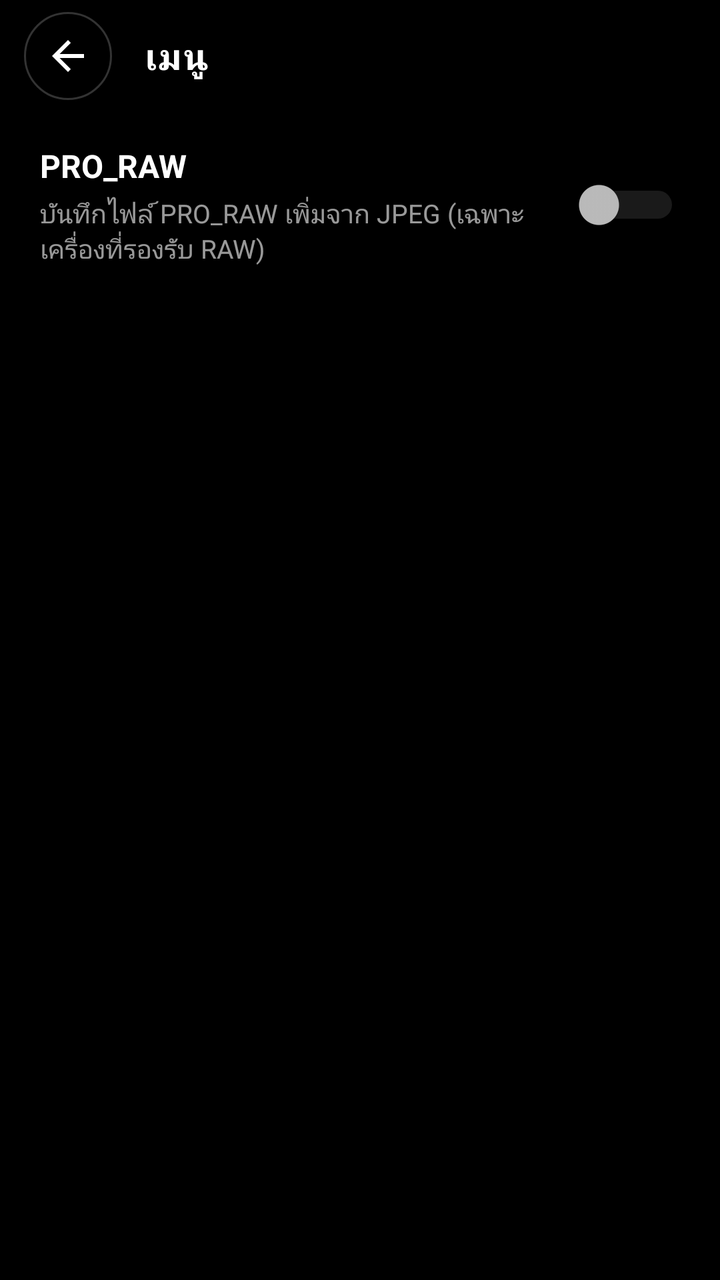
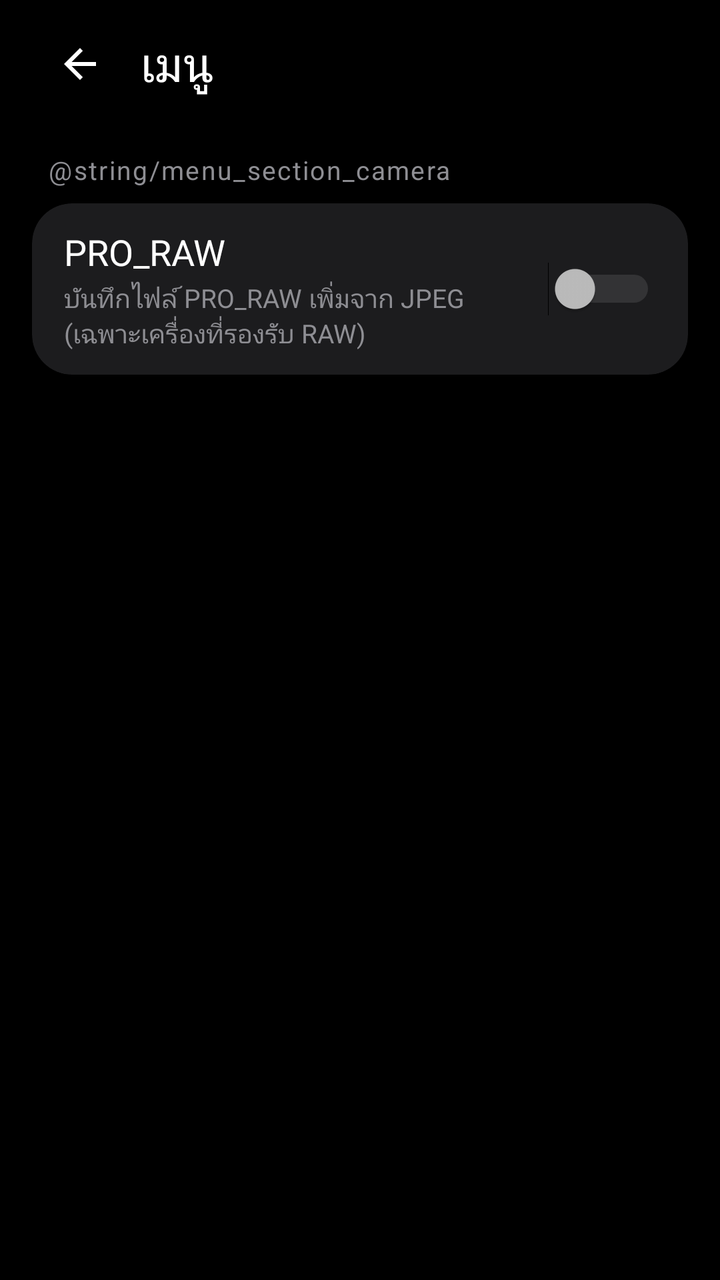

Before-and-after screenshots of an Android layout around one commit, followed by the original layout XML and the change that was made.
<!-- AndroidManifest.xml: activity theme Theme.ProCamera -->
<!-- res/layout/activity_menu.xml -->
<?xml version="1.0" encoding="utf-8"?>
<LinearLayout xmlns:android="http://schemas.android.com/apk/res/android"
    android:layout_width="match_parent"
    android:layout_height="match_parent"
    android:background="@color/black_pure"
    android:orientation="vertical">

    <LinearLayout
        android:layout_width="match_parent"
        android:layout_height="56dp"
        android:gravity="center_vertical"
        android:orientation="horizontal"
        android:paddingStart="12dp"
        android:paddingEnd="20dp">

        <ImageView
            android:id="@+id/btn_back"
            android:layout_width="44dp"
            android:layout_height="44dp"
            android:padding="10dp"
            android:background="@drawable/bg_circle_button"
            android:contentDescription="@string/cd_back"
            android:scaleType="fitCenter"
            android:src="@drawable/ic_arrow_back"
            android:tint="@android:color/white" />

        <TextView
            style="@style/TopBarText"
            android:layout_width="wrap_content"
            android:layout_height="wrap_content"
            android:layout_marginStart="16dp"
            android:text="@string/menu_title"
            android:textSize="18sp" />
    </LinearLayout>

    <LinearLayout
        android:id="@+id/row_raw"
        android:layout_width="match_parent"
        android:layout_height="wrap_content"
        android:background="?android:attr/selectableItemBackground"
        android:clickable="true"
        android:focusable="true"
        android:gravity="center_vertical"
        android:orientation="horizontal"
        android:paddingStart="20dp"
        android:paddingEnd="20dp"
        android:paddingTop="16dp"
        android:paddingBottom="16dp">

        <LinearLayout
            android:layout_width="0dp"
            android:layout_height="wrap_content"
            android:layout_weight="1"
            android:orientation="vertical">

            <TextView
                android:layout_width="wrap_content"
                android:layout_height="wrap_content"
                android:text="@string/menu_raw_title"
                android:textColor="@android:color/white"
                android:textSize="16sp"
                android:textStyle="bold" />

            <TextView
                android:layout_width="wrap_content"
                android:layout_height="wrap_content"
                android:layout_marginTop="4dp"
                android:text="@string/menu_raw_desc"
                android:textColor="#99FFFFFF"
                android:textSize="13sp" />
        </LinearLayout>

        <Switch
            android:id="@+id/switch_raw"
            android:layout_width="wrap_content"
            android:layout_height="wrap_content"
            android:layout_marginStart="16dp"
            android:thumbTint="@color/switch_thumb_tint"
            android:trackTint="@color/switch_track_tint" />
    </LinearLayout>

</LinearLayout>
<!-- resources referenced by this layout -->
<resources>
  <color name="black_pure">#FF000000</color>
  <!-- drawable bg_circle_button (drawable) -->
  <?xml version="1.0" encoding="utf-8"?>
  <shape xmlns:android="http://schemas.android.com/apk/res/android"
      android:shape="oval">
      <solid android:color="#33000000" />
      <size
          android:width="40dp"
          android:height="40dp" />
      <stroke
          android:width="1dp"
          android:color="@color/white_20" />
  </shape>
  <!-- drawable ic_arrow_back (drawable) -->
  <?xml version="1.0" encoding="utf-8"?>
  <vector xmlns:android="http://schemas.android.com/apk/res/android"
      android:width="24dp"
      android:height="24dp"
      android:viewportWidth="24"
      android:viewportHeight="24">
      <path
          android:fillColor="@android:color/white"
          android:pathData="M20,11H7.83l5.59,-5.59L12,4l-8,8 8,8 1.41,-1.41L7.83,13H20v-2z" />
  </vector>
  <string name="cd_back">Back</string>
  <string name="menu_raw_desc">บันทึกไฟล์ PRO_RAW เพิ่มจาก JPEG (เฉพาะเครื่องที่รองรับ RAW)</string>
  <string name="menu_raw_title">PRO_RAW</string>
  <string name="menu_title">เมนู</string>
  <style name="TopBarText">
          <item name="android:textColor">@android:color/white</item>
          <item name="android:textSize">14sp</item>
          <item name="android:textStyle">bold</item>
          <item name="android:letterSpacing">0.05</item>
          <item name="android:fontFamily">sans-serif-medium</item>
      </style>
  <style name="Theme.ProCamera" parent="Base.Theme.ProCamera" />
  <color name="white_20">#33FFFFFF</color>
  <style name="Base.Theme.ProCamera" parent="Theme.MaterialComponents.NoActionBar">
          <item name="android:windowBackground">@color/black_pure</item>
          <item name="android:statusBarColor">@android:color/transparent</item>
          <item name="android:navigationBarColor">@android:color/transparent</item>
          <item name="android:windowLightStatusBar">false</item>
          <item name="android:windowDrawsSystemBarBackgrounds">true</item>
          <item name="android:windowTranslucentStatus">false</item>
          <item name="android:windowTranslucentNavigation">false</item>
          <item name="android:windowFullscreen">false</item>
      </style>
</resources>

<!-- the commit's change to res/layout/activity_menu.xml (unified diff, before → after) -->
@@ -7,76 +7,98 @@
 
     <LinearLayout
         android:layout_width="match_parent"
-        android:layout_height="56dp"
+        android:layout_height="64dp"
         android:gravity="center_vertical"
         android:orientation="horizontal"
-        android:paddingStart="12dp"
-        android:paddingEnd="20dp">
+        android:paddingStart="16dp"
+        android:paddingEnd="16dp">
 
         <ImageView
             android:id="@+id/btn_back"
-            android:layout_width="44dp"
-            android:layout_height="44dp"
-            android:padding="10dp"
-            android:background="@drawable/bg_circle_button"
+            android:layout_width="48dp"
+            android:layout_height="48dp"
+            android:padding="12dp"
+            android:background="?android:attr/selectableItemBackgroundBorderless"
             android:contentDescription="@string/cd_back"
             android:scaleType="fitCenter"
             android:src="@drawable/ic_arrow_back"
             android:tint="@android:color/white" />
 
         <TextView
-            style="@style/TopBarText"
             android:layout_width="wrap_content"
             android:layout_height="wrap_content"
-            android:layout_marginStart="16dp"
+            android:layout_marginStart="6dp"
             android:text="@string/menu_title"
-            android:textSize="18sp" />
+            android:textColor="@android:color/white"
+            android:textSize="24sp" />
     </LinearLayout>
 
+    <TextView
+        android:layout_width="wrap_content"
+        android:layout_height="wrap_content"
+        android:layout_marginTop="12dp"
+        android:paddingStart="24dp"
+        android:paddingEnd="24dp"
+        android:text="@string/menu_section_camera"
+        android:textColor="#8E8E93"
+        android:textSize="13sp"
+        android:letterSpacing="0.06" />
+
     <LinearLayout
-        android:id="@+id/row_raw"
         android:layout_width="match_parent"
         android:layout_height="wrap_content"
-        android:background="?android:attr/selectableItemBackground"
-        android:clickable="true"
-        android:focusable="true"
-        android:gravity="center_vertical"
-        android:orientation="horizontal"
-        android:paddingStart="20dp"
-        android:paddingEnd="20dp"
-        android:paddingTop="16dp"
-        android:paddingBottom="16dp">
+        android:layout_marginStart="16dp"
+        android:layout_marginEnd="16dp"
+        android:layout_marginTop="8dp"
+        android:background="@drawable/bg_menu_card"
+        android:clipToOutline="true"
+        android:orientation="vertical">
 
         <LinearLayout
-            android:layout_width="0dp"
+            android:id="@+id/row_raw"
+            android:layout_width="match_parent"
             android:layout_height="wrap_content"
-            android:layout_weight="1"
-            android:orientation="vertical">
+            android:background="?android:attr/selectableItemBackground"
+            android:clickable="true"
+            android:focusable="true"
+            android:gravity="center_vertical"
+            android:minHeight="64dp"
+            android:orientation="horizontal"
+            android:paddingStart="16dp"
+            android:paddingEnd="16dp"
+            android:paddingTop="12dp"
+            android:paddingBottom="12dp">
 
-            <TextView
+            <LinearLayout
+                android:layout_width="0dp"
+                android:layout_height="wrap_content"
+                android:layout_weight="1"
+                android:orientation="vertical">
+
+                <TextView
+                    android:layout_width="wrap_content"
+                    android:layout_height="wrap_content"
+                    android:text="@string/menu_raw_title"
+                    android:textColor="@android:color/white"
+                    android:textSize="18sp" />
+
+                <TextView
+                    android:layout_width="wrap_content"
+                    android:layout_height="wrap_content"
+                    android:layout_marginTop="2dp"
+                    android:text="@string/menu_raw_desc"
+                    android:textColor="#8E8E93"
+                    android:textSize="13sp" />
+            </LinearLayout>
+
+            <Switch
+                android:id="@+id/switch_raw"
                 android:layout_width="wrap_content"
                 android:layout_height="wrap_content"
-                android:text="@string/menu_raw_title"
-                android:textColor="@android:color/white"
-                android:textSize="16sp"
-                android:textStyle="bold" />
-
-            <TextView
-                android:layout_width="wrap_content"
-                android:layout_height="wrap_content"
-                android:layout_marginTop="4dp"
-                android:text="@string/menu_raw_desc"
-                android:textColor="#99FFFFFF"
-                android:textSize="13sp" />
+                android:layout_marginStart="16dp"
+                android:thumbTint="@color/switch_thumb_tint"
+                android:trackTint="@color/switch_track_tint" />
         </LinearLayout>
-
-        <Switch
-            android:id="@+id/switch_raw"
-            android:layout_width="wrap_content"
-            android:layout_height="wrap_content"
-            android:layout_marginStart="16dp"
-            android:thumbTint="@color/switch_thumb_tint"
-            android:trackTint="@color/switch_track_tint" />
     </LinearLayout>
 
 </LinearLayout>
<!-- resource entries referenced after the edit -->
@@ -1,17 +1,12 @@
 <!-- resources referenced by this layout -->
 <resources>
   <color name="black_pure">#FF000000</color>
-  <!-- drawable bg_circle_button (drawable) -->
+  <!-- drawable bg_menu_card (drawable) -->
   <?xml version="1.0" encoding="utf-8"?>
   <shape xmlns:android="http://schemas.android.com/apk/res/android"
-      android:shape="oval">
-      <solid android:color="#33000000" />
-      <size
-          android:width="40dp"
-          android:height="40dp" />
-      <stroke
-          android:width="1dp"
-          android:color="@color/white_20" />
+      android:shape="rectangle">
+      <solid android:color="#1C1C1E" />
+      <corners android:radius="20dp" />
   </shape>
   <!-- drawable ic_arrow_back (drawable) -->
   <?xml version="1.0" encoding="utf-8"?>
@@ -28,15 +23,7 @@
   <string name="menu_raw_desc">บันทึกไฟล์ PRO_RAW เพิ่มจาก JPEG (เฉพาะเครื่องที่รองรับ RAW)</string>
   <string name="menu_raw_title">PRO_RAW</string>
   <string name="menu_title">เมนู</string>
-  <style name="TopBarText">
-          <item name="android:textColor">@android:color/white</item>
-          <item name="android:textSize">14sp</item>
-          <item name="android:textStyle">bold</item>
-          <item name="android:letterSpacing">0.05</item>
-          <item name="android:fontFamily">sans-serif-medium</item>
-      </style>
   <style name="Theme.ProCamera" parent="Base.Theme.ProCamera" />
-  <color name="white_20">#33FFFFFF</color>
   <style name="Base.Theme.ProCamera" parent="Theme.MaterialComponents.NoActionBar">
           <item name="android:windowBackground">@color/black_pure</item>
           <item name="android:statusBarColor">@android:color/transparent</item>
